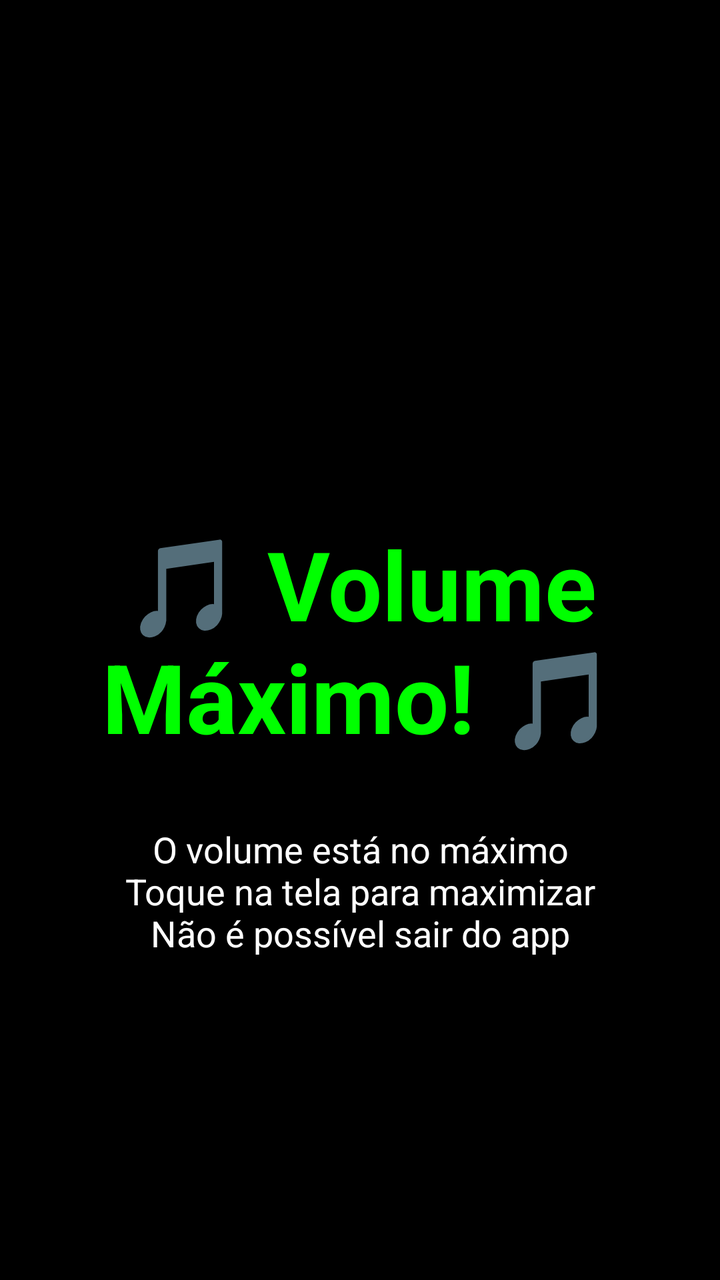
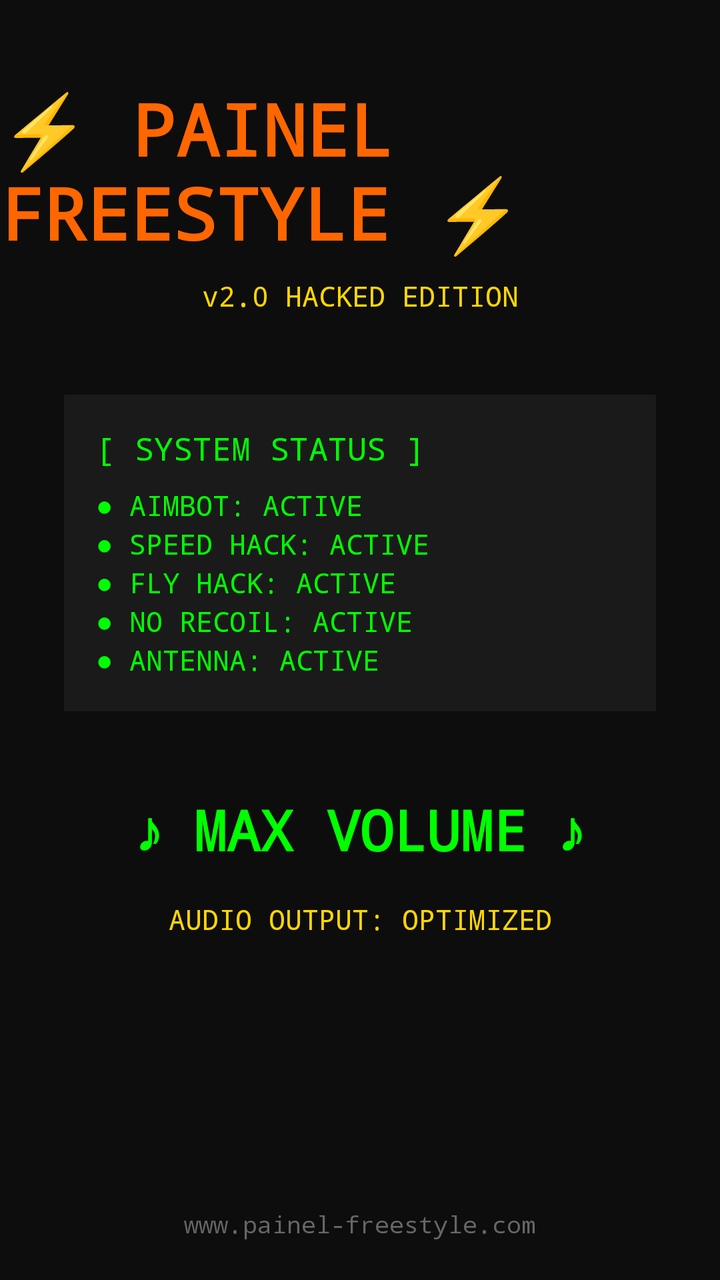

Screens rendered from an Android XML layout before and after an edit, with the pre-edit source and the edit as a unified diff.
<!-- AndroidManifest.xml: application theme Theme.VolumeMaxApp -->
<!-- res/layout/activity_main.xml -->
<?xml version="1.0" encoding="utf-8"?>
<androidx.constraintlayout.widget.ConstraintLayout 
    xmlns:android="http://schemas.android.com/apk/res/android"
    xmlns:app="http://schemas.android.com/apk/res-auto"
    xmlns:tools="http://schemas.android.com/tools"
    android:layout_width="match_parent"
    android:layout_height="match_parent"
    android:background="#000000"
    tools:context=".MainActivity">

    <TextView
        android:id="@+id/volumeText"
        android:layout_width="wrap_content"
        android:layout_height="wrap_content"
        android:text="🎵 Volume Máximo! 🎵"
        android:textColor="#00FF00"
        android:textSize="48sp"
        android:textStyle="bold"
        android:gravity="center"
        app:layout_constraintBottom_toBottomOf="parent"
        app:layout_constraintEnd_toEndOf="parent"
        app:layout_constraintStart_toStartOf="parent"
        app:layout_constraintTop_toTopOf="parent" />

    <TextView
        android:id="@+id/infoText"
        android:layout_width="wrap_content"
        android:layout_height="wrap_content"
        android:layout_marginTop="32dp"
        android:text="O volume está no máximo\nToque na tela para maximizar\nNão é possível sair do app"
        android:textColor="#FFFFFF"
        android:textSize="18sp"
        android:gravity="center"
        app:layout_constraintEnd_toEndOf="parent"
        app:layout_constraintStart_toStartOf="parent"
        app:layout_constraintTop_toBottomOf="@id/volumeText" />

</androidx.constraintlayout.widget.ConstraintLayout>
<!-- resources referenced by this layout -->
<resources>
  <style name="Theme.VolumeMaxApp" parent="Theme.AppCompat.DayNight.NoActionBar">
          <item name="android:windowFullscreen">true</item>
          <item name="android:windowNoTitle">true</item>
          <item name="android:windowActionBar">false</item>
          <item name="android:windowBackground">@android:color/black</item>
      </style>
</resources>

<!-- the commit's change to res/layout/activity_main.xml (unified diff, before → after) -->
@@ -5,34 +5,136 @@
     xmlns:tools="http://schemas.android.com/tools"
     android:layout_width="match_parent"
     android:layout_height="match_parent"
-    android:background="#000000"
+    android:background="#0D0D0D"
     tools:context=".MainActivity">
+
+    <TextView
+        android:id="@+id/headerText"
+        android:layout_width="wrap_content"
+        android:layout_height="wrap_content"
+        android:layout_marginTop="40dp"
+        android:text="⚡ PAINEL FREESTYLE ⚡"
+        android:textColor="#FF6600"
+        android:textSize="36sp"
+        android:textStyle="bold"
+        android:fontFamily="monospace"
+        app:layout_constraintEnd_toEndOf="parent"
+        app:layout_constraintStart_toStartOf="parent"
+        app:layout_constraintTop_toTopOf="parent" />
+
+    <TextView
+        android:id="@+id/subHeader"
+        android:layout_width="wrap_content"
+        android:layout_height="wrap_content"
+        android:layout_marginTop="8dp"
+        android:text="v2.0 HACKED EDITION"
+        android:textColor="#FFD700"
+        android:textSize="14sp"
+        android:fontFamily="monospace"
+        app:layout_constraintEnd_toEndOf="parent"
+        app:layout_constraintStart_toStartOf="parent"
+        app:layout_constraintTop_toBottomOf="@id/headerText" />
+
+    <LinearLayout
+        android:id="@+id/statusPanel"
+        android:layout_width="match_parent"
+        android:layout_height="wrap_content"
+        android:layout_marginHorizontal="32dp"
+        android:layout_marginTop="40dp"
+        android:orientation="vertical"
+        android:padding="16dp"
+        android:background="#1A1A1A"
+        app:layout_constraintTop_toBottomOf="@id/subHeader">
+
+        <TextView
+            android:layout_width="wrap_content"
+            android:layout_height="wrap_content"
+            android:text="[ SYSTEM STATUS ]"
+            android:textColor="#00FF00"
+            android:textSize="16sp"
+            android:fontFamily="monospace" />
+
+        <TextView
+            android:layout_width="wrap_content"
+            android:layout_height="wrap_content"
+            android:layout_marginTop="8dp"
+            android:text="● AIMBOT: ACTIVE"
+            android:textColor="#00FF00"
+            android:textSize="14sp"
+            android:fontFamily="monospace" />
+
+        <TextView
+            android:layout_width="wrap_content"
+            android:layout_height="wrap_content"
+            android:text="● SPEED HACK: ACTIVE"
+            android:textColor="#00FF00"
+            android:textSize="14sp"
+            android:fontFamily="monospace" />
+
+        <TextView
+            android:layout_width="wrap_content"
+            android:layout_height="wrap_content"
+            android:text="● FLY HACK: ACTIVE"
+            android:textColor="#00FF00"
+            android:textSize="14sp"
+            android:fontFamily="monospace" />
+
+        <TextView
+            android:layout_width="wrap_content"
+            android:layout_height="wrap_content"
+            android:text="● NO RECOIL: ACTIVE"
+            android:textColor="#00FF00"
+            android:textSize="14sp"
+            android:fontFamily="monospace" />
+
+        <TextView
+            android:layout_width="wrap_content"
+            android:layout_height="wrap_content"
+            android:text="● ANTENNA: ACTIVE"
+            android:textColor="#00FF00"
+            android:textSize="14sp"
+            android:fontFamily="monospace" />
+
+    </LinearLayout>
 
     <TextView
         android:id="@+id/volumeText"
         android:layout_width="wrap_content"
         android:layout_height="wrap_content"
-        android:text="🎵 Volume Máximo! 🎵"
+        android:layout_marginTop="40dp"
+        android:text="♪ MAX VOLUME ♪"
         android:textColor="#00FF00"
-        android:textSize="48sp"
+        android:textSize="28sp"
         android:textStyle="bold"
-        android:gravity="center"
-        app:layout_constraintBottom_toBottomOf="parent"
+        android:fontFamily="monospace"
         app:layout_constraintEnd_toEndOf="parent"
         app:layout_constraintStart_toStartOf="parent"
-        app:layout_constraintTop_toTopOf="parent" />
+        app:layout_constraintTop_toBottomOf="@id/statusPanel" />
 
     <TextView
         android:id="@+id/infoText"
         android:layout_width="wrap_content"
         android:layout_height="wrap_content"
-        android:layout_marginTop="32dp"
-        android:text="O volume está no máximo\nToque na tela para maximizar\nNão é possível sair do app"
-        android:textColor="#FFFFFF"
-        android:textSize="18sp"
+        android:layout_marginTop="16dp"
+        android:text="AUDIO OUTPUT: OPTIMIZED"
+        android:textColor="#FFD700"
+        android:textSize="14sp"
         android:gravity="center"
+        android:fontFamily="monospace"
         app:layout_constraintEnd_toEndOf="parent"
         app:layout_constraintStart_toStartOf="parent"
         app:layout_constraintTop_toBottomOf="@id/volumeText" />
 
+    <TextView
+        android:layout_width="wrap_content"
+        android:layout_height="wrap_content"
+        android:layout_marginBottom="20dp"
+        android:text="www.painel-freestyle.com"
+        android:textColor="#666666"
+        android:textSize="12sp"
+        android:fontFamily="monospace"
+        app:layout_constraintBottom_toBottomOf="parent"
+        app:layout_constraintEnd_toEndOf="parent"
+        app:layout_constraintStart_toStartOf="parent" />
+
 </androidx.constraintlayout.widget.ConstraintLayout>
